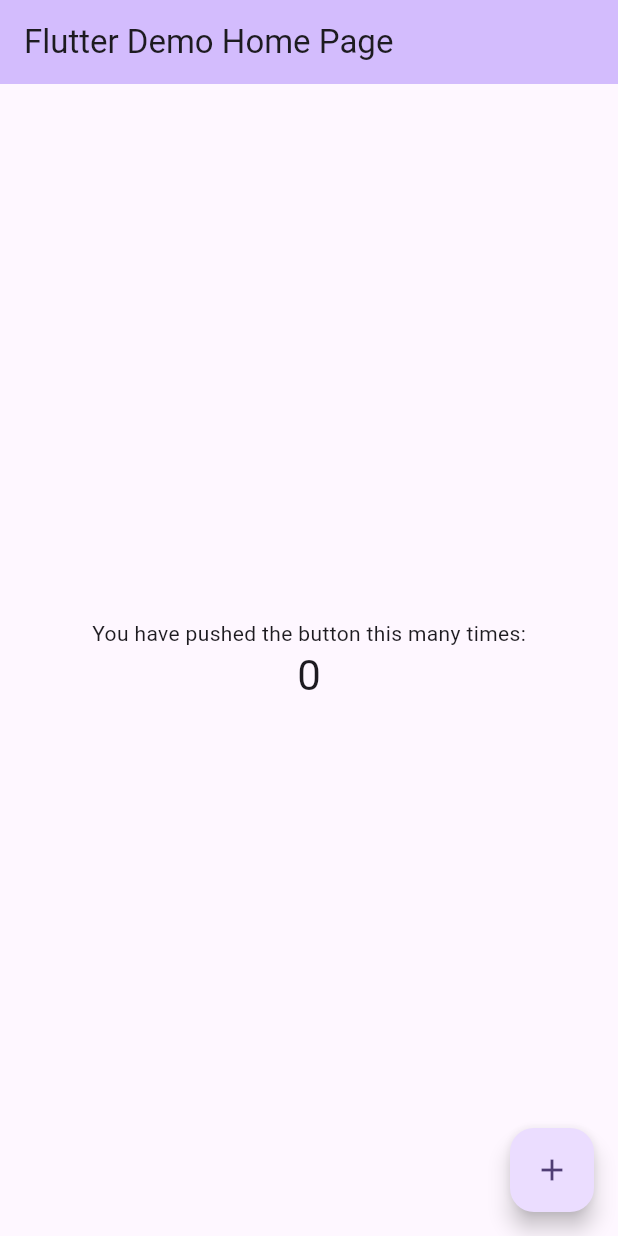
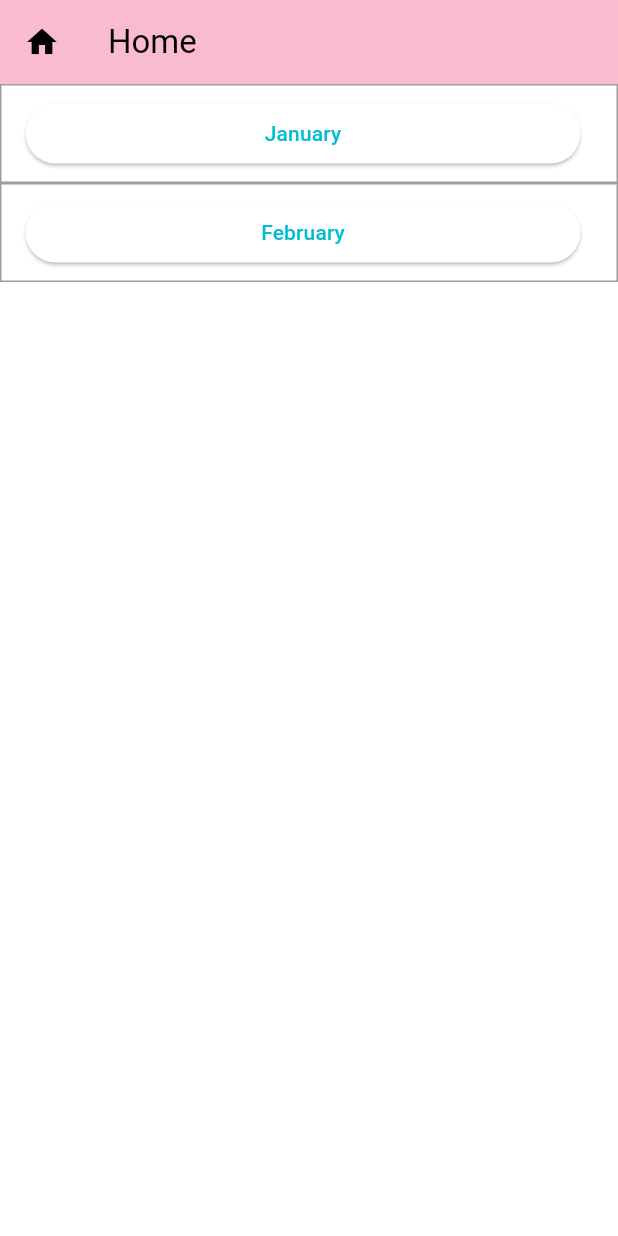
Before and after one commit to IqbalMahbub/Flutter_Lab_Work, a Flutter app: the screen it shows after launch, on a phone screen of 412 x 824 dp. Run offline on Flutter 3.47's test engine with Material 3 defaults, Android fonts, the phone set to English and light mode, and no system bars.

Commit message:
create list

```diff
--- a/lib/main.dart
+++ b/lib/main.dart
@@ -1,125 +1,52 @@
 import 'package:flutter/material.dart';
 
-void main() {
+void main(){
   runApp(const MyApp());
 }
 
-class MyApp extends StatelessWidget {
+class MyApp extends StatelessWidget{
   const MyApp({super.key});
 
-  // This widget is the root of your application.
   @override
   Widget build(BuildContext context) {
     return MaterialApp(
-      title: 'Flutter Demo',
-      theme: ThemeData(
-        // This is the theme of your application.
-        //
-        // TRY THIS: Try running your application with "flutter run". You'll see
-        // the application has a purple toolbar. Then, without quitting the app,
-        // try changing the seedColor in the colorScheme below to Colors.green
-        // and then invoke "hot reload" (save your changes or press the "hot
-        // reload" button in a Flutter-supported IDE, or press "r" if you used
-        // the command line to start the app).
-        //
-        // Notice that the counter didn't reset back to zero; the application
-        // state is not lost during the reload. To reset the state, use hot
-        // restart instead.
-        //
-        // This works for code too, not just values: Most code changes can be
-        // tested with just a hot reload.
-        colorScheme: ColorScheme.fromSeed(seedColor: Colors.deepPurple),
-        useMaterial3: true,
-      ),
-      home: const MyHomePage(title: 'Flutter Demo Home Page'),
+      theme: ThemeData(colorScheme: ColorScheme.fromSwatch(primarySwatch: Colors.cyan)),
+      home: const HomeScreen(),
     );
   }
+
+}
+var listItem=[
+  "January","February",
+];
+class HomeScreen extends StatefulWidget {
+  const HomeScreen({super.key});
+
+  @override
+  State<HomeScreen> createState() => _HomeScreenState();
 }
 
-class MyHomePage extends StatefulWidget {
-  const MyHomePage({super.key, required this.title});
-
-  // This widget is the home page of your application. It is stateful, meaning
-  // that it has a State object (defined below) that contains fields that affect
-  // how it looks.
-
-  // This class is the configuration for the state. It holds the values (in this
-  // case the title) provided by the parent (in this case the App widget) and
-  // used by the build method of the State. Fields in a Widget subclass are
-  // always marked "final".
-
-  final String title;
-
-  @override
-  State<MyHomePage> createState() => _MyHomePageState();
-}
-
-class _MyHomePageState extends State<MyHomePage> {
-  int _counter = 0;
-
-  void _incrementCounter() {
-    setState(() {
-      // This call to setState tells the Flutter framework that something has
-      // changed in this State, which causes it to rerun the build method below
-      // so that the display can reflect the updated values. If we changed
-      // _counter without calling setState(), then the build method would not be
-      // called again, and so nothing would appear to happen.
-      _counter++;
-    });
-  }
-
+class _HomeScreenState extends State<HomeScreen> {
   @override
   Widget build(BuildContext context) {
-    // This method is rerun every time setState is called, for instance as done
-    // by the _incrementCounter method above.
-    //
-    // The Flutter framework has been optimized to make rerunning build methods
-    // fast, so that you can just rebuild anything that needs updating rather
-    // than having to individually change instances of widgets.
     return Scaffold(
-      appBar: AppBar(
-        // TRY THIS: Try changing the color here to a specific color (to
-        // Colors.amber, perhaps?) and trigger a hot reload to see the AppBar
-        // change color while the other colors stay the same.
-        backgroundColor: Theme.of(context).colorScheme.inversePrimary,
-        // Here we take the value from the MyHomePage object that was created by
-        // the App.build method, and use it to set our appbar title.
-        title: Text(widget.title),
+      appBar: AppBar(leading: const Icon(Icons.home),title: const Text('Home'),
+        backgroundColor: Colors.pink.shade100,),
+      body: ListView.builder(
+          itemCount: listItem.length,
+          itemBuilder: (context,index){
+            return ListTile(
+              shape: const RoundedRectangleBorder(borderRadius: BorderRadius.zero
+                  ,side:BorderSide(color: Colors.grey),),
+
+              title:ElevatedButton(onPressed: (){
+
+              },child: Text(listItem[index]),) ,
+            );
+          }
       ),
-      body: Center(
-        // Center is a layout widget. It takes a single child and positions it
-        // in the middle of the parent.
-        child: Column(
-          // Column is also a layout widget. It takes a list of children and
-          // arranges them vertically. By default, it sizes itself to fit its
-          // children horizontally, and tries to be as tall as its parent.
-          //
-          // Column has various properties to control how it sizes itself and
-          // how it positions its children. Here we use mainAxisAlignment to
-          // center the children vertically; the main axis here is the vertical
-          // axis because Columns are vertical (the cross axis would be
-          // horizontal).
-          //
-          // TRY THIS: Invoke "debug painting" (choose the "Toggle Debug Paint"
-          // action in the IDE, or press "p" in the console), to see the
-          // wireframe for each widget.
-          mainAxisAlignment: MainAxisAlignment.center,
-          children: <Widget>[
-            const Text(
-              'You have pushed the button this many times:',
-            ),
-            Text(
-              '$_counter',
-              style: Theme.of(context).textTheme.headlineMedium,
-            ),
-          ],
-        ),
-      ),
-      floatingActionButton: FloatingActionButton(
-        onPressed: _incrementCounter,
-        tooltip: 'Increment',
-        child: const Icon(Icons.add),
-      ), // This trailing comma makes auto-formatting nicer for build methods.
     );
+
+
   }
 }
```
